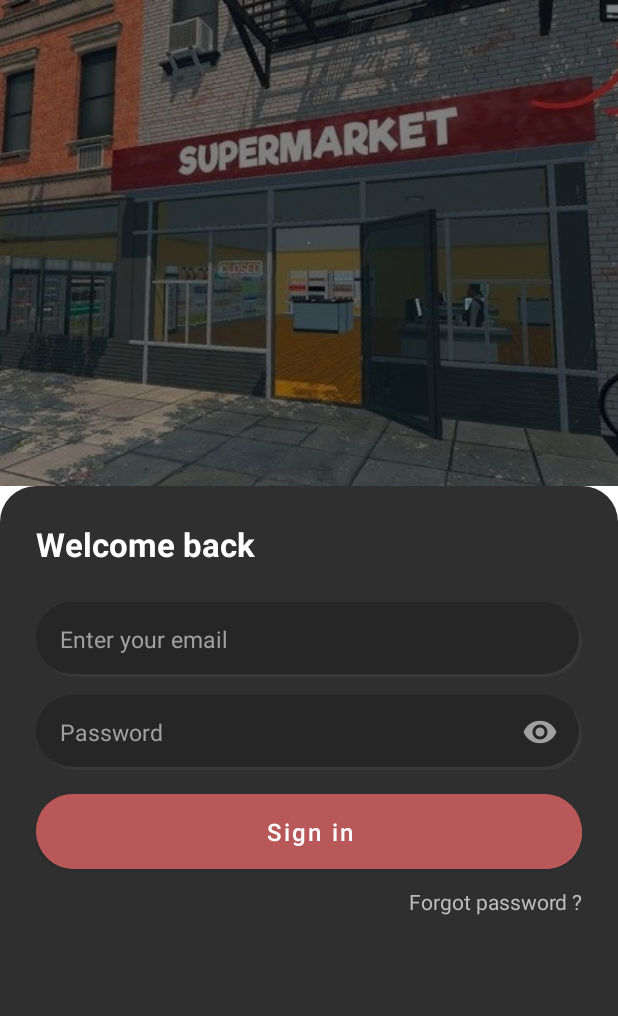
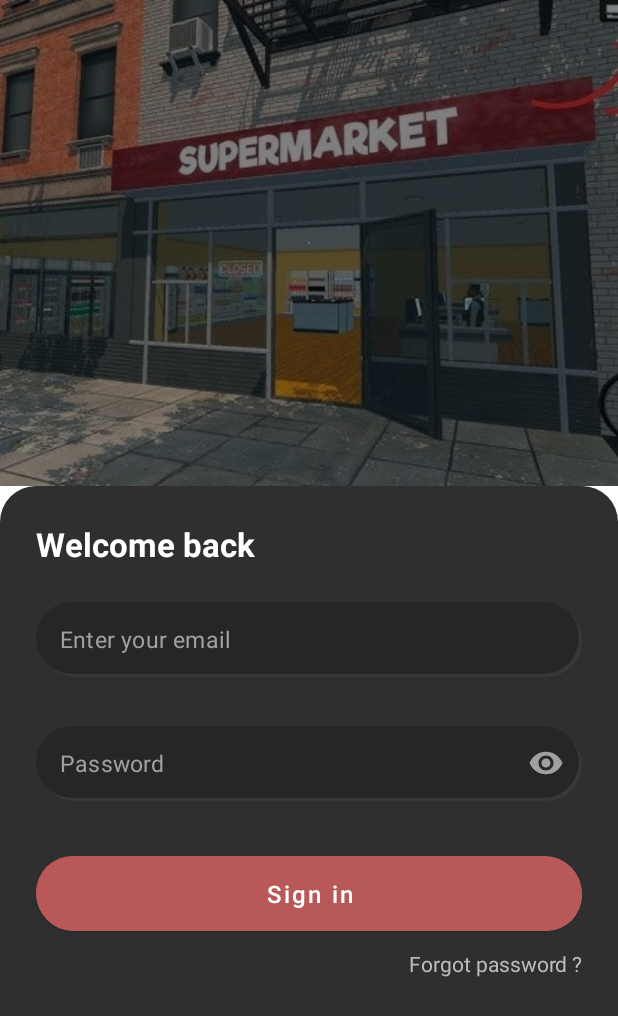
Before and after one commit to AthyJunn/PBCMS, an Android app: the SigninActivity screen opened directly, with no data from a screen before it, on a phone screen of 412 x 824 dp. Shown: the top 1016 px of the screen. Run offline under Robolectric (Android 15) with nearby library versions, the phone set to English and light mode, and no system bars; our stand-ins replace Firebase (no records; nobody signed in at launch, a user with empty details on screens opened directly).

Commit message:
REDESIGN SIGN IN UI

```diff
--- a/PBCMS/app/src/main/AndroidManifest.xml
+++ b/PBCMS/app/src/main/AndroidManifest.xml
@@ -29,6 +29,10 @@
         <activity android:name=".AdminProfileActivity" />
         <activity android:name=".StaffProfileActivity" />
         <activity android:name=".EditProfileActivity" />
+        <activity android:name=".StaffHomeActivity" />
+        <activity android:name=".AdminHomeActivity" />
+        <activity android:name=".ChangePwdActivity" />
+        <activity android:name=".ForgotPwdActivity" />
     </application>
 
 </manifest>
--- a/PBCMS/app/src/main/res/layout/activity_signin.xml
+++ b/PBCMS/app/src/main/res/layout/activity_signin.xml
@@ -30,50 +30,63 @@
             android:textStyle="bold" />
 
         <!-- Email -->
-        <EditText
+        <com.google.android.material.textfield.TextInputLayout
+            android:id="@+id/emailLayout"
+            android:layout_width="match_parent"
+            android:layout_height="wrap_content"
+            android:layout_marginTop="24dp"
+            style="@style/Widget.MaterialComponents.TextInputLayout.OutlinedBox"
+            app:errorEnabled="true"
+            app:errorIconDrawable="@null"
+            app:hintEnabled="false">
+
+            <com.google.android.material.textfield.TextInputEditText
                 android:id="@+id/etEmail"
                 android:layout_width="match_parent"
                 android:layout_height="50dp"
-            android:layout_marginTop="24dp"
+                android:hint="Enter your email"
                 android:background="@drawable/bg_input_inset"
-            android:hint="Enter your email"
-            android:paddingHorizontal="16dp"
-            android:textSize="15sp"
-            android:textColor="#FFFFFF"
+                android:paddingTop="12dp"
+                android:paddingBottom="12dp"
+                android:paddingStart="16dp"
+                android:paddingEnd="16dp"
+                android:textColor="@color/white"
                 android:textColorHint="#A0A0A0"
-            android:inputType="textEmailAddress" />
+                android:inputType="textEmailAddress"
+                android:textSize="15sp"/>
+        </com.google.android.material.textfield.TextInputLayout>
+
+
 
         <!-- Password with toggle -->
-        <RelativeLayout
+        <com.google.android.material.textfield.TextInputLayout
+            android:id="@+id/passwordLayout"
+            android:layout_width="match_parent"
+            android:layout_height="wrap_content"
+            android:layout_marginTop="12dp"
+            style="@style/Widget.MaterialComponents.TextInputLayout.OutlinedBox"
+            app:errorEnabled="true"
+            app:errorIconDrawable="@null"
+            app:hintEnabled="false"
+            app:endIconMode="password_toggle"
+            app:endIconTint="#A0A0A0">
+
+            <com.google.android.material.textfield.TextInputEditText
+                android:id="@+id/etPassword"
                 android:layout_width="match_parent"
                 android:layout_height="50dp"
-            android:layout_marginTop="12dp"
-            android:background="@drawable/bg_input_inset">
-
-            <EditText
-                android:id="@+id/etPassword"
-                android:layout_width="match_parent"
-                android:layout_height="match_parent"
-                android:layout_toStartOf="@id/ivTogglePassword"
                 android:hint="Password"
+                android:background="@drawable/bg_input_inset"
+                android:paddingTop="12dp"
+                android:paddingBottom="12dp"
                 android:paddingStart="16dp"
-                android:paddingEnd="48dp"
-                android:textSize="15sp"
-                android:textColor="#FFFFFF"
+                android:paddingEnd="16dp"
+                android:textColor="@color/white"
                 android:textColorHint="#A0A0A0"
                 android:inputType="textPassword"
-                android:background="@null" />
+                android:textSize="15sp" />
+        </com.google.android.material.textfield.TextInputLayout>
 
-            <ImageView
-                android:id="@+id/ivTogglePassword"
-                android:layout_width="24dp"
-                android:layout_height="24dp"
-                android:layout_alignParentEnd="true"
-                android:layout_centerVertical="true"
-                android:layout_marginEnd="16dp"
-                android:src="@drawable/ic_baseline_remove_red_eye_24"
-                app:tint="#A0A0A0" />
-        </RelativeLayout>
 
         <!-- Sign in button -->
         <com.google.android.material.button.MaterialButton
```
Lines whose indentation alone changed are shown as unchanged.
